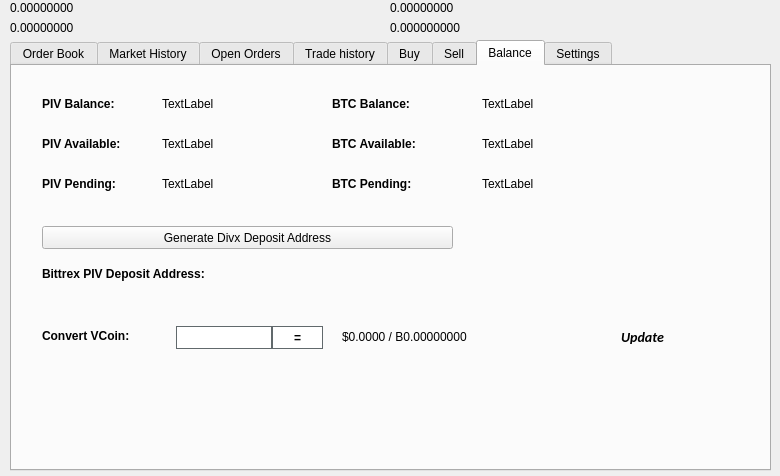
Qt form divi/src/qt/forms/tradingdialog.ui (DiviProject/Divi) before a commit.
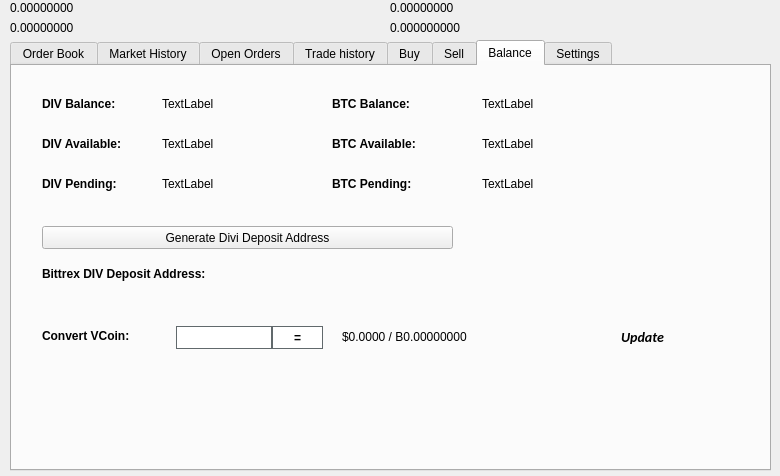
The same form after that commit. The open tabs and pages were chosen to show the change. Icons and pictures are not drawn.

The edit to the form file:
```diff
--- a/divi/src/qt/forms/tradingdialog.ui
+++ b/divi/src/qt/forms/tradingdialog.ui
@@ -2762,7 +2762,7 @@
       </font>
      </property>
      <property name="text">
-      <string>PIV Balance:</string>
+      <string>DIV Balance:</string>
      </property>
     </widget>
     <widget class="QLabel" name="label_12">
@@ -2813,7 +2813,7 @@
       </font>
      </property>
      <property name="text">
-      <string>PIV Available:</string>
+      <string>DIV Available:</string>
      </property>
     </widget>
     <widget class="QLabel" name="label_14">
@@ -2832,7 +2832,7 @@
       </font>
      </property>
      <property name="text">
-      <string>PIV Pending:</string>
+      <string>DIV Pending:</string>
      </property>
     </widget>
     <widget class="QLabel" name="PIVPendingLabel">
@@ -2928,7 +2928,7 @@
       </font>
      </property>
      <property name="text">
-      <string>Bittrex PIV Deposit Address:</string>
+      <string>Bittrex DIV Deposit Address:</string>
      </property>
     </widget>
     <widget class="QPushButton" name="GenDepositBTN">
@@ -2941,7 +2941,7 @@
       </rect>
      </property>
      <property name="text">
-      <string>Generate Divx Deposit Address</string>
+      <string>Generate Divi Deposit Address</string>
      </property>
      <property name="icon">
       <iconset resource="../divx.qrc">
```
Left out of the diff: 46 changed lines with no effect on the pictures.
